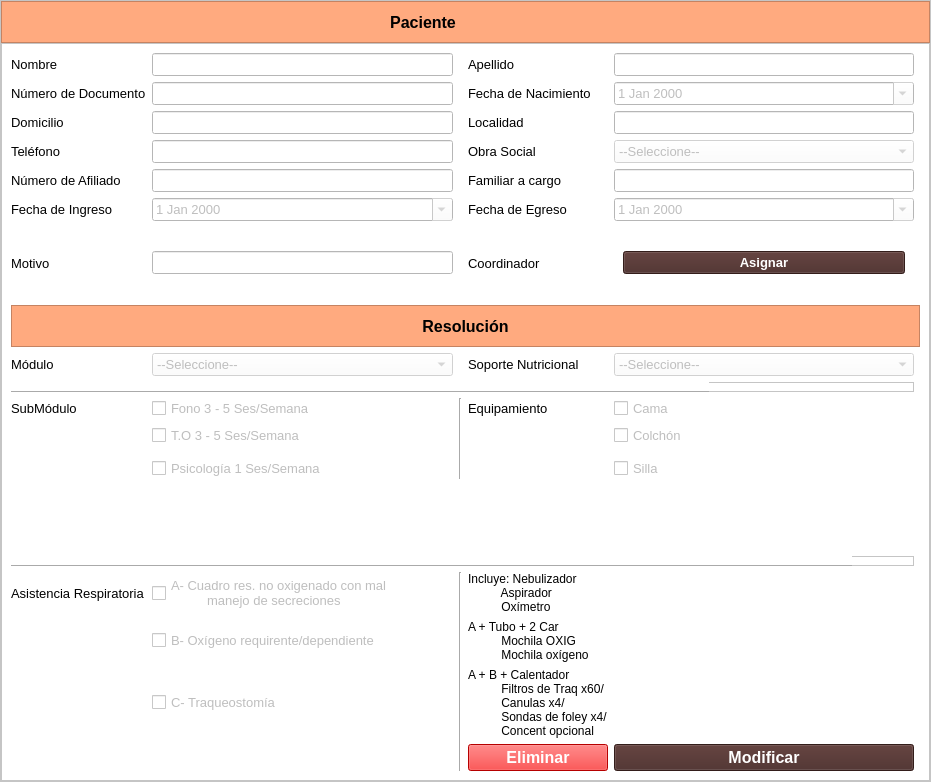
ayenaccarato/Marcanac, file gui/pacientes/ver_paciente.ui: the form before one commit.
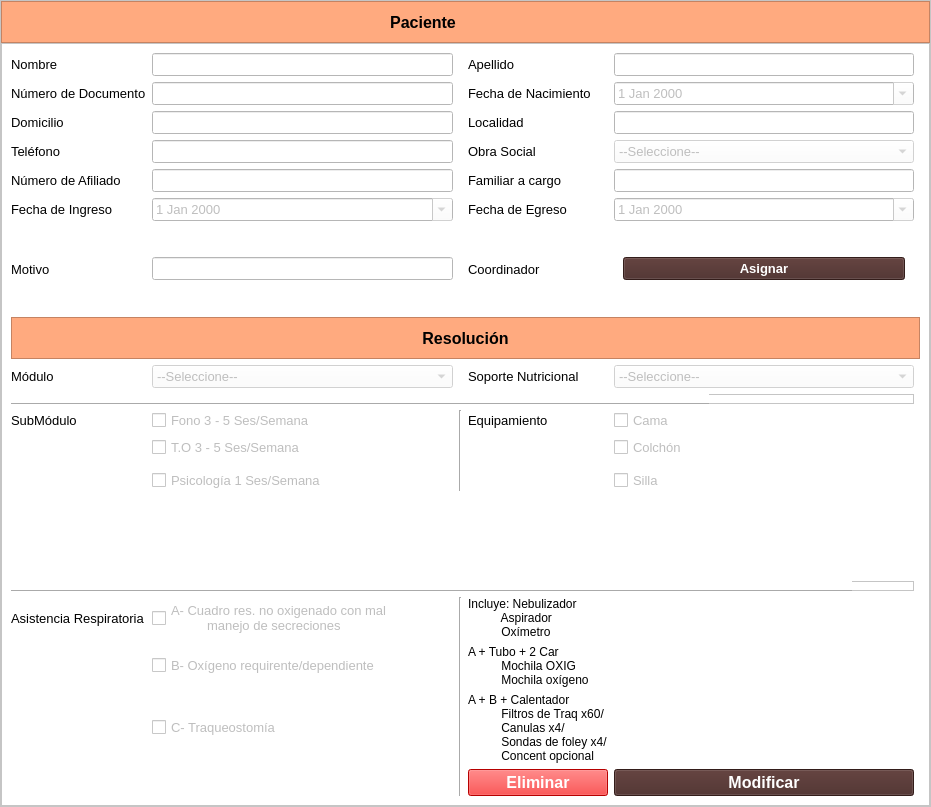
The form after the commit. Icons and pictures are not drawn.

```diff
--- a/gui/pacientes/ver_paciente.ui
+++ b/gui/pacientes/ver_paciente.ui
@@ -7,7 +7,7 @@
     <x>0</x>
     <y>0</y>
     <width>931</width>
-    <height>782</height>
+    <height>807</height>
    </rect>
   </property>
   <property name="windowTitle">
```
Left out of the diff: 4 changed lines with no effect on the pictures.
